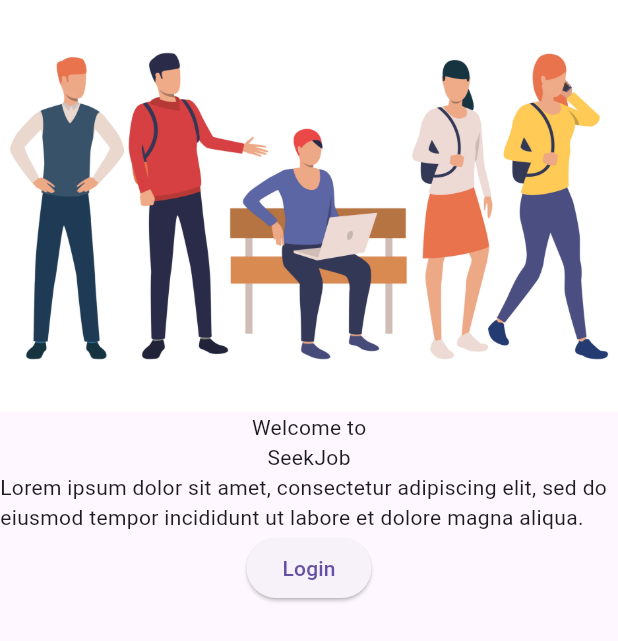
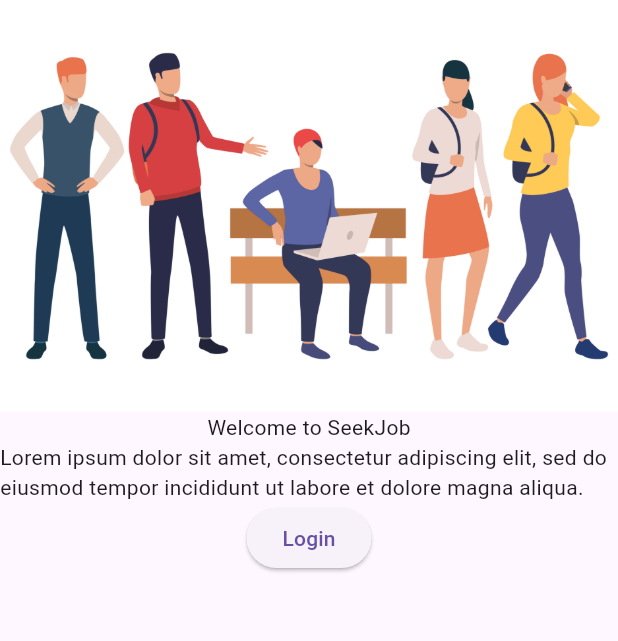
Before and after one commit to Arafal21/moja_apka, a Flutter app: the screen it shows after launch, on a phone screen of 412 x 824 dp. Shown: the top 641 px of the screen. Run offline on Flutter 3.47's test engine with Material 3 defaults, Android fonts, the phone set to English and light mode, and no system bars.

Commit message:
change formatting

```diff
--- a/lib/main.dart
+++ b/lib/main.dart
@@ -24,8 +24,7 @@
       body: Column(
         children: [
           Image.asset('assets/images/people.jpg'),
-          Text('Welcome to'),
-          Text('SeekJob'),
+          Text('Welcome to SeekJob'),
           Text('Lorem ipsum dolor sit amet, consectetur adipiscing elit, sed do eiusmod tempor incididunt ut labore et dolore magna aliqua.'),
 
           ElevatedButton(
```
